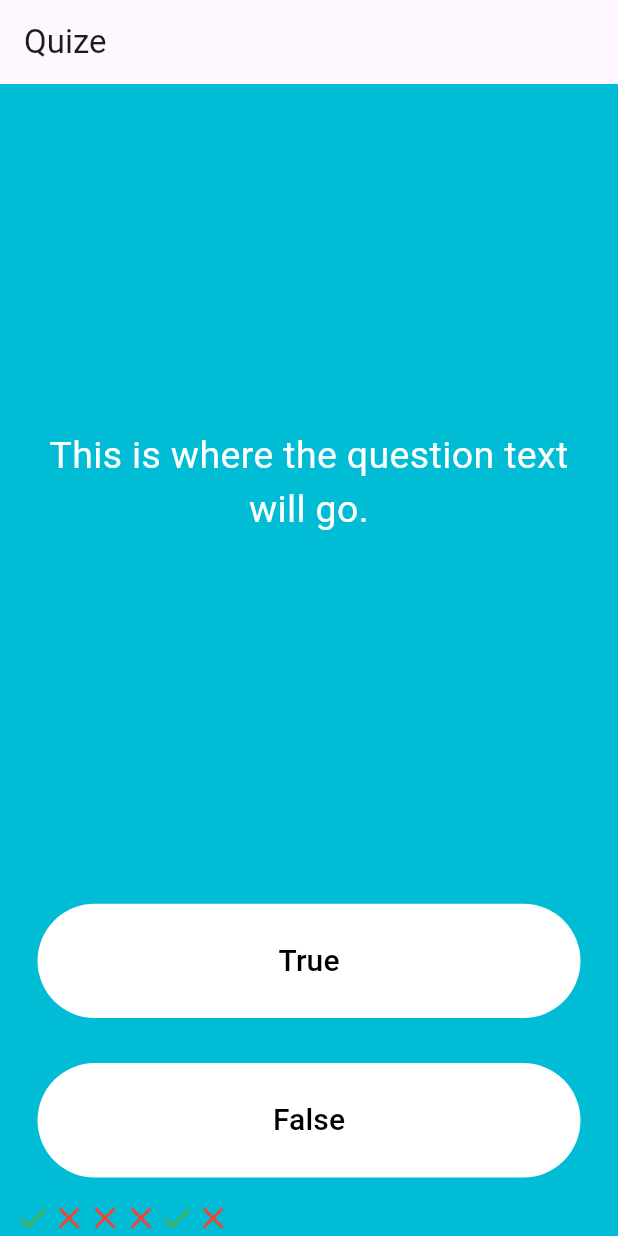
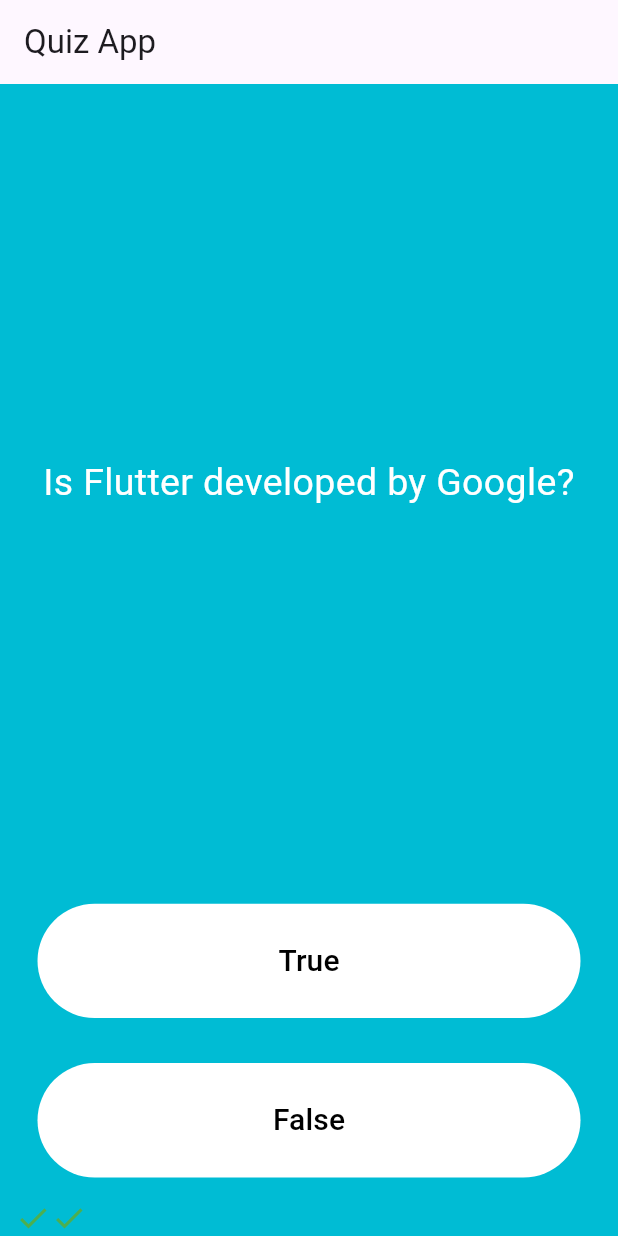
Before and after one commit to sarahali999/quize, a Flutter app: the screen it shows after launch, after a tap on "True", after a tap on "False", on a phone screen of 412 x 824 dp. Run offline on Flutter 3.47's test engine with Material 3 defaults, Android fonts, the phone set to English and light mode, and no system bars; our stand-ins replace rflutter_alert.

Commit message:
First com

```diff
--- /dev/null
+++ b/lib/answerr.dart
@@ -0,0 +1,9 @@
+class Question {
+  late String text;
+  late bool answer;
+
+  Question({required String questionText, required bool questionAnswer}) {
+    text = questionText;
+    answer = questionAnswer;
+  }
+}
--- /dev/null
+++ b/lib/appbrine.dart
@@ -0,0 +1,37 @@
+import 'answerr.dart';
+
+class QuizApp {
+  int _questionIndex = 0;
+
+  List<Question> _questions = [
+    Question(questionText: 'Is Dart a programming language?', questionAnswer: true),
+    Question(questionText: 'Is Python statically typed?', questionAnswer: false),
+    Question(questionText: 'Is Flutter developed by Google?', questionAnswer: true),
+    Question(questionText: 'Is JavaScript a compiled language?', questionAnswer: false),
+  ];
+
+  void nextQuestion() {
+    if (_questionIndex < _questions.length - 1) {
+      _questionIndex++;
+    }
+  }
+
+  String getCurrentQuestionText() {
+    return _questions[_questionIndex].text;
+  }
+
+  bool getCurrentQuestionAnswer() {
+    return _questions[_questionIndex].answer;
+  }
+  bool iffinish(){
+    if(_questionIndex>=_questions.length +1){
+      return true;
+
+    }else {
+      return false;
+    }
+  }
+  void reset (){
+    _questionIndex=0;
+  }
+}
--- a/lib/main.dart
+++ b/lib/main.dart
@@ -1,4 +1,7 @@
 import 'package:flutter/material.dart';
+import 'package:untitled3/answerr.dart';
+import 'appbrine.dart';
+import 'package:rflutter_alert/rflutter_alert.dart';
 
 void main() => runApp(Quizzler());
 
@@ -7,9 +10,9 @@ class Quizzler extends StatelessWidget {
   Widget build(BuildContext context) {
     return MaterialApp(
       home: Scaffold(
-      appBar: AppBar(
-        title: Text('Quize'),
-      ),
+        appBar: AppBar(
+          title: Text('Quiz App'),
+        ),
         backgroundColor: Colors.cyan,
         body: SafeArea(
           child: Padding(
@@ -25,25 +28,50 @@ class Quizzler extends StatelessWidget {
 class QuizPage extends StatefulWidget {
   @override
   _QuizPageState createState() => _QuizPageState();
-}class _QuizPageState extends State<QuizPage> {
-  List<Icon> scorekeeper=[
+}
 
-      Icon(Icons.check,
-        color: Colors.green,
+class _QuizPageState extends State<QuizPage> {
+  List<Widget> scoreKeeper = [];
+  QuizApp quizApp = QuizApp();
 
-      ),
-      Icon(Icons.close,
-        color: Colors.red,
-      ),
+  void checkAnswer(bool userAnswer) {
+    bool correctAnswer = quizApp.getCurrentQuestionAnswer();
+    setState(() {
+      if (userAnswer == correctAnswer) {
+        scoreKeeper.add(
+          Icon(Icons.check, color: Colors.green),
+        );
+      } else {
+        scoreKeeper.add(
+          Icon(Icons.clear, color: Colors.red),
+        );
+      }
+      if(quizApp.iffinish==true){
+        Alert(
+          context: context,
+          type: AlertType.error,
+          title: "Finish",
+          desc: "The questions are over",
+          buttons: [
+            DialogButton(
+              child: Text(
+                "AGAIN",
+                style: TextStyle(color: Colors.white, fontSize: 20),
+              ),
+              onPressed: () => Navigator.pop(context),
+              width: 120,
+            )
+          ],
+        ).show();
+        quizApp.reset();
+       scoreKeeper =[];
+      }else {
+        quizApp.nextQuestion();
+      }
+    });
 
-      Icon(Icons.close,
-        color: Colors.red,
-      ),
+  }
 
-      Icon(Icons.close,
-        color: Colors.red,
-      ),
-    ];
   @override
   Widget build(BuildContext context) {
     return Column(
@@ -56,7 +84,7 @@ class QuizPage extends StatefulWidget {
             padding: EdgeInsets.all(10.0),
             child: Center(
               child: Text(
-                'This is where the question text will go.',
+                quizApp.getCurrentQuestionText(),
                 textAlign: TextAlign.center,
                 style: TextStyle(
                   fontSize: 25.0,
@@ -71,27 +99,18 @@ class QuizPage extends StatefulWidget {
             padding: EdgeInsets.all(15.0),
             child: TextButton(
               style: TextButton.styleFrom(
-                backgroundColor: Colors.white, // Set button background color
+                backgroundColor: Colors.white,
               ),
               child: Text(
                 'True',
                 style: TextStyle(
-                  color: Colors.black, // Set text color
+                  color: Colors.black,
                   fontSize: 20.0,
                 ),
               ),
-              onPressed: (
-
-                  ) {
-                setState(() {
-                  scorekeeper.add(
-                    Icon(
-                      Icons.check,
-                      color: Colors.green,
-                    ),
-                  );
-                });
-              }
+              onPressed: () {
+                checkAnswer(true);
+              },
             ),
           ),
         ),
@@ -100,33 +119,23 @@ class QuizPage extends StatefulWidget {
             padding: EdgeInsets.all(15.0),
             child: TextButton(
               style: TextButton.styleFrom(
-                backgroundColor: Colors.white, // Set button background color
+                backgroundColor: Colors.white,
               ),
               child: Text(
                 'False',
                 style: TextStyle(
                   fontSize: 20.0,
-                  color: Colors.black, // Set text color
+                  color: Colors.black,
                 ),
               ),
-              onPressed: (
-
-                  ) {
-                setState(() {
-                  scorekeeper.add(
-                    Icon(
-                      Icons.close,
-                      color: Colors.red,
-                    ),
-                  );
-                });
-                // The user picked false.
+              onPressed: () {
+                checkAnswer(false);
               },
             ),
           ),
         ),
         Row(
-          children:scorekeeper,
+          children: scoreKeeper,
         ),
       ],
     );
--- a/pubspec.yaml
+++ b/pubspec.yaml
@@ -35,6 +35,7 @@ dependencies:
   # The following adds the Cupertino Icons font to your application.
   # Use with the CupertinoIcons class for iOS style icons.
   cupertino_icons: ^1.0.2
+  rflutter_alert: ^2.0.7
 
 dev_dependencies:
   flutter_test:
```
Also changed, not shown: pubspec.lock.
